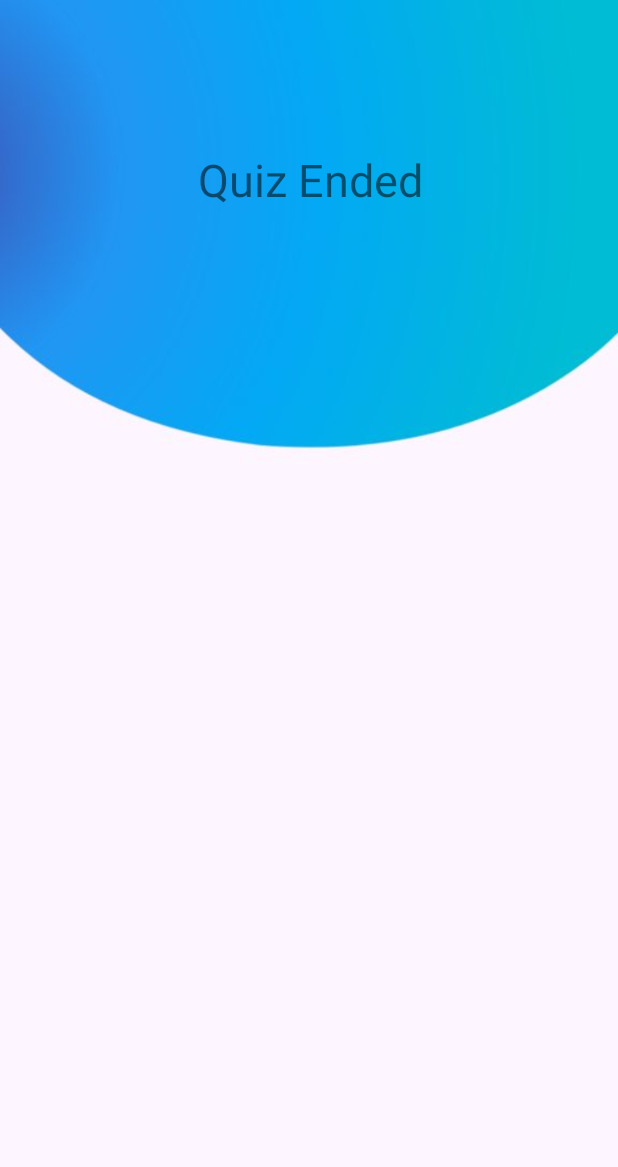
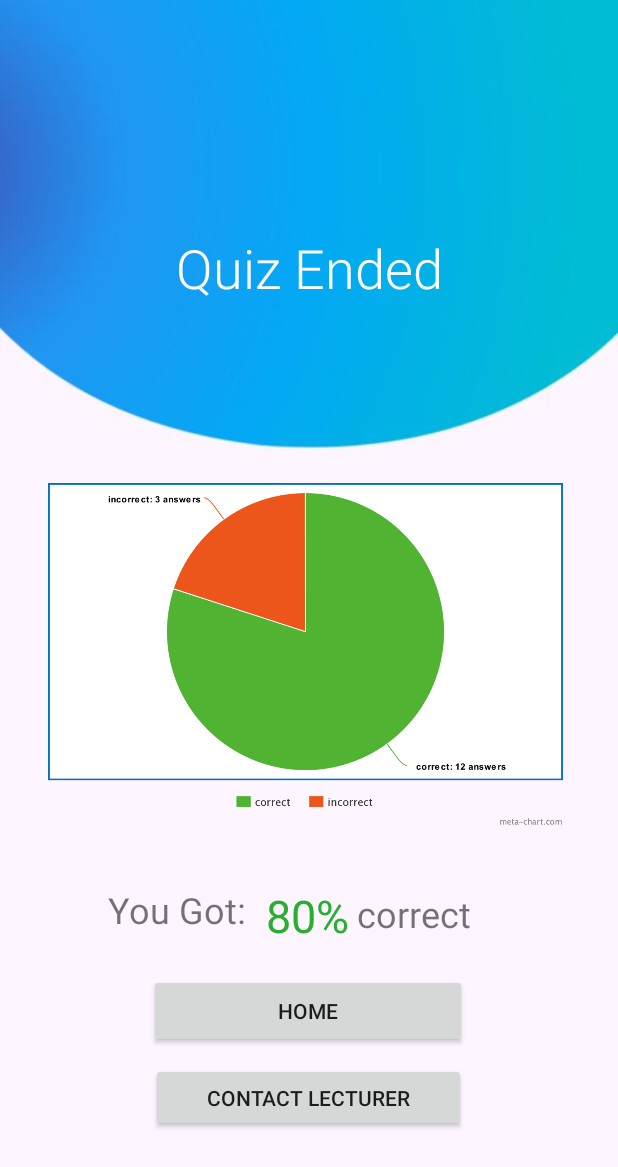
Before and after one commit to drex7001/MAD_app, an Android app: the Quiz_End_Interface_Raz screen opened directly, with no data from a screen before it, on a phone screen of 412 x 824 dp. Shown: the top 1167 px of the screen. Run offline under Robolectric (Android 15) with nearby library versions, the phone set to English and light mode, and no system bars.

Commit message:
final Quiz End Interface commit

```diff
--- a/app/src/main/java/com/drex/dashboard/Quiz_End_Interface_Raz.java
+++ b/app/src/main/java/com/drex/dashboard/Quiz_End_Interface_Raz.java
@@ -13,11 +13,26 @@ public class Quiz_End_Interface_Raz extends AppCompatActivity {
         setContentView(R.layout.activity_quiz__end__interface__raz);
 
 
+        //text views
         TextView textViewHeader = findViewById(R.id.QuizEndHeaderTV);
         textViewHeader.setText(R.string.end_quiz);
 
-        //TextView textViewHeader1 = findViewById(R.id.editTextTextPersonName);
-        //textViewHeader1.setText(R.string.end_quiz);
+        TextView youGot = findViewById(R.id.YouGotTV);
+        youGot.setText(R.string.you_got);
+
+        TextView correct_Percentage = findViewById(R.id.CorrectPercentageTV);
+        correct_Percentage.setText(R.string.percentage_correct);
+
+        TextView correct = findViewById(R.id.correctTV);
+        correct.setText(R.string.correct);
+
+        TextView home_button = findViewById(R.id.HomeBut);
+        home_button.setText(R.string.home_button);
+
+        TextView contact_lect_button = findViewById(R.id.ContactLecturerBut);
+        contact_lect_button.setText(R.string.contact_lecturer);
+
+
     }
 
 
--- a/app/src/main/res/layout/activity_quiz__end__interface__raz.xml
+++ b/app/src/main/res/layout/activity_quiz__end__interface__raz.xml
@@ -5,18 +5,94 @@
     android:layout_width="match_parent"
     android:layout_height="match_parent"
     android:background="@drawable/bg"
+    android:textAlignment="center"
     tools:context=".Quiz_End_Interface_Raz">
 
     <TextView
         android:id="@+id/QuizEndHeaderTV"
         android:layout_width="wrap_content"
         android:layout_height="wrap_content"
-        android:layout_marginStart="132dp"
-        android:textSize="30sp"
+        android:textAppearance="@style/TextAppearance.AppCompat.Display4"
+        android:textColor="@color/design_default_color_on_primary"
+        android:textSize="36sp"
+        app:layout_constraintBottom_toBottomOf="parent"
+        app:layout_constraintEnd_toEndOf="parent"
+        app:layout_constraintStart_toStartOf="parent"
+        app:layout_constraintTop_toTopOf="parent"
+        app:layout_constraintVertical_bias="0.199"
+        tools:text="@string/end_quiz" />
+
+    <ImageView
+        android:id="@+id/imageView"
+        android:layout_width="374dp"
+        android:layout_height="236dp"
+        app:layout_constraintBottom_toBottomOf="parent"
+        app:layout_constraintEnd_toEndOf="parent"
+        app:layout_constraintHorizontal_bias="0.432"
+        app:layout_constraintStart_toStartOf="parent"
+        app:layout_constraintTop_toTopOf="parent"
+        app:layout_constraintVertical_bias="0.539"
+        app:srcCompat="@drawable/pie_chart" />
+
+    <TextView
+        android:id="@+id/YouGotTV"
+        android:layout_width="119dp"
+        android:layout_height="33dp"
+        android:layout_marginStart="72dp"
+        android:text="TextView"
+        android:textSize="24sp"
         app:layout_constraintBottom_toBottomOf="parent"
         app:layout_constraintStart_toStartOf="parent"
         app:layout_constraintTop_toTopOf="parent"
-        app:layout_constraintVertical_bias="0.127"
-        tools:text="@string/end_quiz" />
+        app:layout_constraintVertical_bias="0.746" />
+
+    <TextView
+        android:id="@+id/CorrectPercentageTV"
+        android:layout_width="57dp"
+        android:layout_height="35dp"
+        android:text="TextView"
+        android:textColor="#28AF2D"
+        android:textSize="30sp"
+        app:layout_constraintBottom_toBottomOf="@+id/YouGotTV"
+        app:layout_constraintEnd_toEndOf="parent"
+        app:layout_constraintStart_toStartOf="parent"
+        app:layout_constraintTop_toTopOf="@+id/YouGotTV"
+        app:layout_constraintVertical_bias="0.0" />
+
+    <TextView
+        android:id="@+id/correctTV"
+        android:layout_width="100dp"
+        android:layout_height="30dp"
+        android:layout_marginStart="3dp"
+        android:text="TextView"
+        android:textSize="24sp"
+        app:layout_constraintBottom_toBottomOf="@+id/CorrectPercentageTV"
+        app:layout_constraintStart_toEndOf="@+id/CorrectPercentageTV"
+        app:layout_constraintTop_toTopOf="@+id/CorrectPercentageTV" />
+
+    <Button
+        android:id="@+id/HomeBut"
+        android:layout_width="212dp"
+        android:layout_height="49dp"
+        android:layout_marginTop="24dp"
+        android:text="Button"
+        app:layout_constraintBottom_toBottomOf="parent"
+        app:layout_constraintEnd_toEndOf="parent"
+        app:layout_constraintHorizontal_bias="0.497"
+        app:layout_constraintStart_toStartOf="parent"
+        app:layout_constraintTop_toBottomOf="@+id/CorrectPercentageTV"
+        app:layout_constraintVertical_bias="0.0" />
+
+    <Button
+        android:id="@+id/ContactLecturerBut"
+        android:layout_width="210dp"
+        android:layout_height="46dp"
+        android:text="Button"
+        app:layout_constraintBottom_toBottomOf="parent"
+        app:layout_constraintEnd_toEndOf="parent"
+        app:layout_constraintHorizontal_bias="0.498"
+        app:layout_constraintStart_toStartOf="parent"
+        app:layout_constraintTop_toBottomOf="@+id/HomeBut"
+        app:layout_constraintVertical_bias="0.129" />
 
 </androidx.constraintlayout.widget.ConstraintLayout>
--- a/app/src/main/res/values/Strings_Raz.xml
+++ b/app/src/main/res/values/Strings_Raz.xml
@@ -1,4 +1,10 @@
 <?xml version="1.0" encoding="utf-8"?>
 <resources>
     <string name="end_quiz">Quiz Ended</string>
+    <string name="you_got">You Got:</string>
+    <string name="percentage_correct"> 80% </string>
+    <!--  this is a place holder for pie chart percentage  -->
+    <string name="correct"> correct </string>
+    <string name="contact_lecturer"> contact Lecturer </string>
+    <string name="home_button"> Home </string>
 </resources>
```
Also changed, not shown: app/src/main/res/drawable-v24/pie_chart.png (added).
